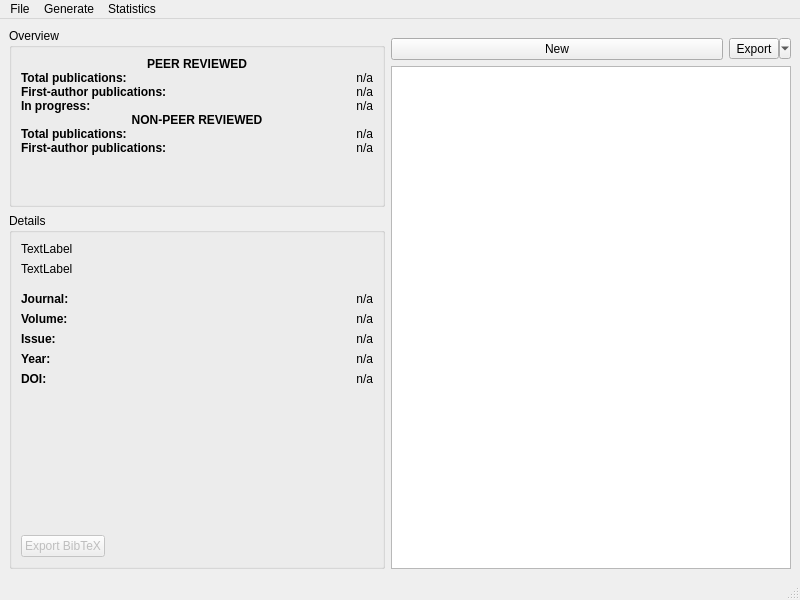
First picture: the form in ui/MainWindow.ui, repository hoppe93/PublicationManager, before the edit.
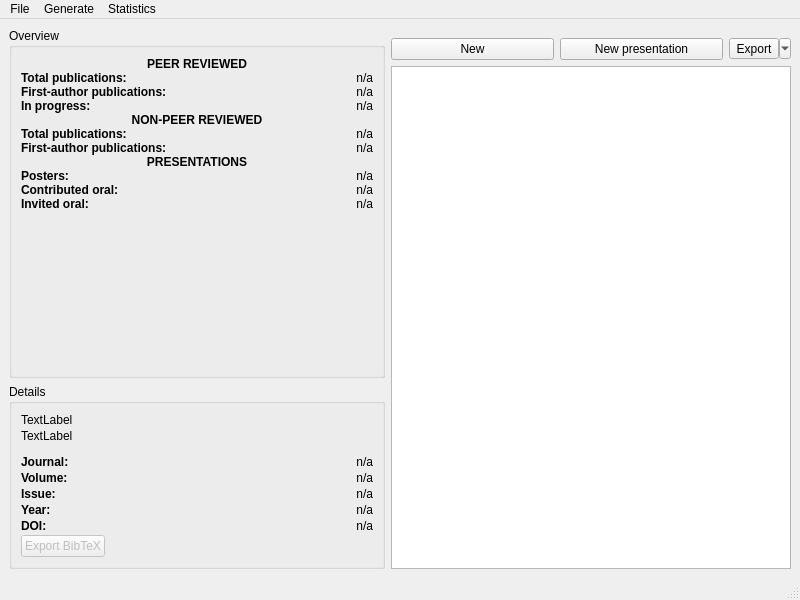
Second picture: the form after the edit. Icons and pictures are not drawn.

The edit to the form file:
```diff
--- a/ui/MainWindow.ui
+++ b/ui/MainWindow.ui
@@ -24,7 +24,7 @@
        <number>0</number>
       </property>
       <item>
-       <layout class="QVBoxLayout" name="verticalLayout_3" stretch="0,1">
+       <layout class="QVBoxLayout" name="verticalLayout_3" stretch="0,0">
         <property name="leftMargin">
          <number>0</number>
         </property>
@@ -225,6 +225,112 @@
              </item>
             </layout>
            </item>
+           <item>
+            <widget class="QLabel" name="label_13">
+             <property name="font">
+              <font>
+               <weight>75</weight>
+               <bold>true</bold>
+              </font>
+             </property>
+             <property name="text">
+              <string>PRESENTATIONS</string>
+             </property>
+             <property name="alignment">
+              <set>Qt::AlignCenter</set>
+             </property>
+            </widget>
+           </item>
+           <item>
+            <layout class="QHBoxLayout" name="horizontalLayout_14">
+             <property name="topMargin">
+              <number>0</number>
+             </property>
+             <item>
+              <widget class="QLabel" name="label_14">
+               <property name="font">
+                <font>
+                 <weight>75</weight>
+                 <bold>true</bold>
+                </font>
+               </property>
+               <property name="text">
+                <string>Posters:</string>
+               </property>
+              </widget>
+             </item>
+             <item>
+              <widget class="QLabel" name="lblPosters">
+               <property name="text">
+                <string>n/a</string>
+               </property>
+               <property name="alignment">
+                <set>Qt::AlignRight|Qt::AlignTrailing|Qt::AlignVCenter</set>
+               </property>
+              </widget>
+             </item>
+            </layout>
+           </item>
+           <item>
+            <layout class="QHBoxLayout" name="horizontalLayout_15">
+             <property name="topMargin">
+              <number>0</number>
+             </property>
+             <item>
+              <widget class="QLabel" name="label_15">
+               <property name="font">
+                <font>
+                 <weight>75</weight>
+                 <bold>true</bold>
+                </font>
+               </property>
+               <property name="text">
+                <string>Contributed oral:</string>
+               </property>
+              </widget>
+             </item>
+             <item>
+              <widget class="QLabel" name="lblOral">
+               <property name="text">
+                <string>n/a</string>
+               </property>
+               <property name="alignment">
+                <set>Qt::AlignRight|Qt::AlignTrailing|Qt::AlignVCenter</set>
+               </property>
+              </widget>
+             </item>
+            </layout>
+           </item>
+           <item>
+            <layout class="QHBoxLayout" name="horizontalLayout_16">
+             <property name="topMargin">
+              <number>0</number>
+             </property>
+             <item>
+              <widget class="QLabel" name="label_18">
+               <property name="font">
+                <font>
+                 <weight>75</weight>
+                 <bold>true</bold>
+                </font>
+               </property>
+               <property name="text">
+                <string>Invited oral:</string>
+               </property>
+              </widget>
+             </item>
+             <item>
+              <widget class="QLabel" name="lblInvited">
+               <property name="text">
+                <string>n/a</string>
+               </property>
+               <property name="alignment">
+                <set>Qt::AlignRight|Qt::AlignTrailing|Qt::AlignVCenter</set>
+               </property>
+              </widget>
+             </item>
+            </layout>
+           </item>
            <item>
             <spacer name="verticalSpacer">
              <property name="orientation">
@@ -253,6 +359,12 @@
            <string>Details</string>
           </property>
           <layout class="QVBoxLayout" name="verticalLayout_5">
+           <property name="spacing">
+            <number>2</number>
+           </property>
+           <property name="topMargin">
+            <number>9</number>
+           </property>
            <item>
             <widget class="QLabel" name="lblTitle">
              <property name="text">
@@ -426,19 +538,6 @@
              </item>
             </layout>
            </item>
-           <item>
-            <spacer name="verticalSpacer_2">
-             <property name="orientation">
-              <enum>Qt::Vertical</enum>
-             </property>
-             <property name="sizeHint" stdset="0">
-              <size>
-               <width>20</width>
-               <height>40</height>
-              </size>
-             </property>
-            </spacer>
-           </item>
            <item>
             <layout class="QHBoxLayout" name="horizontalLayout_13">
              <property name="topMargin">
@@ -495,6 +594,13 @@
             </property>
            </widget>
           </item>
+          <item>
+           <widget class="QPushButton" name="btnAddPresentation">
+            <property name="text">
+             <string>New presentation</string>
+            </property>
+           </widget>
+          </item>
           <item>
            <widget class="QToolButton" name="btnExport">
             <property name="text">
```
Left out of the diff: 3 changed lines with no effect on the pictures.
